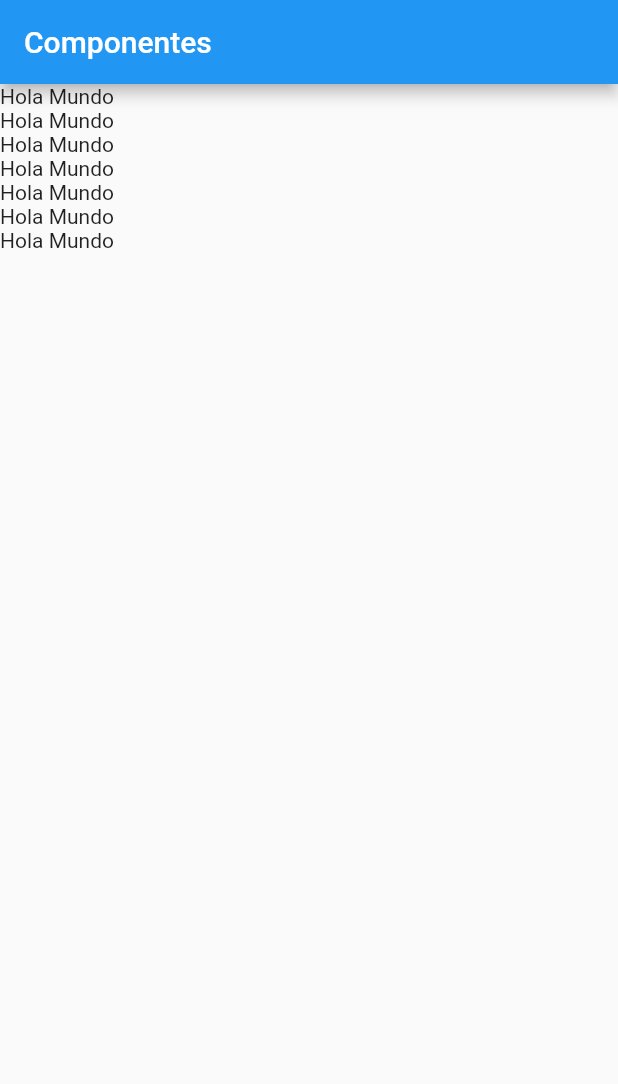
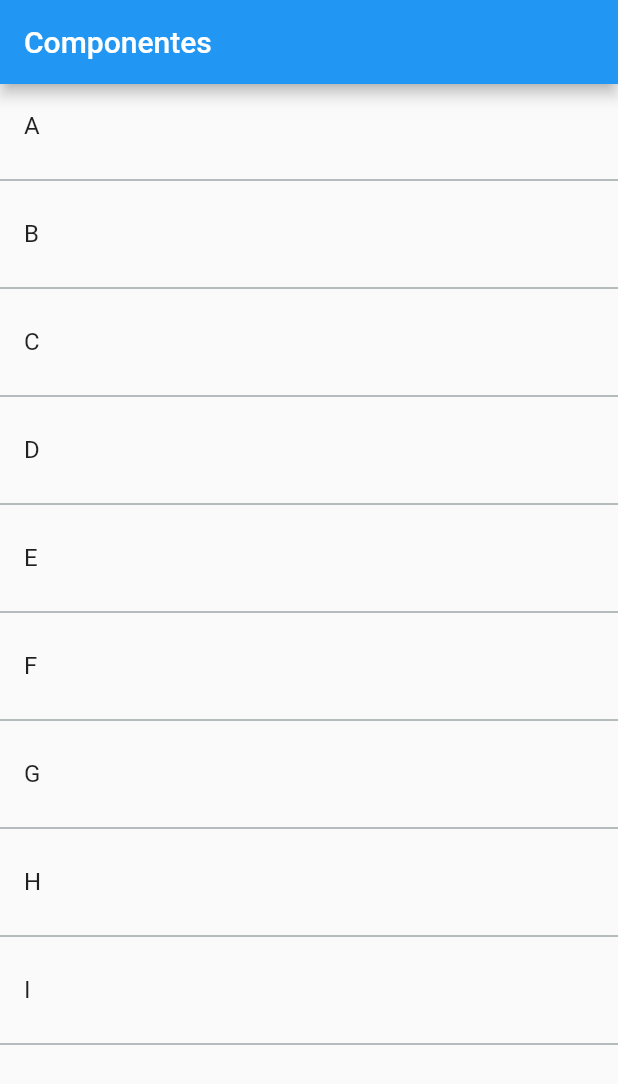
Before and after one commit to emerdeveloper/components, a Flutter app: the screen it shows after launch, on a phone screen of 412 x 824 dp. Shown: the top 1084 px of the screen. Run offline on Flutter 3.47's test engine with Material 2 defaults, Android fonts, the phone set to English and light mode, and no system bars.

Commit message:
add ListTitles from static list

```diff
--- a/lib/src/home_temp.dart
+++ b/lib/src/home_temp.dart
@@ -1,7 +1,7 @@
 import 'package:flutter/material.dart';
 
 class HomePageTemp extends StatelessWidget {
-  const HomePageTemp({Key key}) : super(key: key);
+  final titles = ["A", "B", "C", "D", "E", "F", "G", "H", "I"];
 
   @override
   Widget build(BuildContext context) {
@@ -10,16 +10,24 @@ class HomePageTemp extends StatelessWidget {
         title: Text("Componentes"),
       ),
       body: ListView(
-        children: <Widget>[
-          Text("Hola Mundo"),
-          Text("Hola Mundo"),
-          Text("Hola Mundo"),
-          Text("Hola Mundo"),
-          Text("Hola Mundo"),
-          Text("Hola Mundo"),
-          Text("Hola Mundo"),
-        ],
+        children: _createListTitle()
       )
     );
   }
+
+  List<Widget> _createListTitle() {
+    List<Widget> listTitle = List<Widget>();
+    var colorDivider = Color(0xFF717D7E);
+
+    for (var title in titles) {
+      var widgetTitle = ListTile(
+        title: Text(title)
+      );
+      listTitle..add(widgetTitle)
+              ..add(Divider(color: colorDivider));
+    }
+
+    return listTitle;
+  }
+
 }
```
